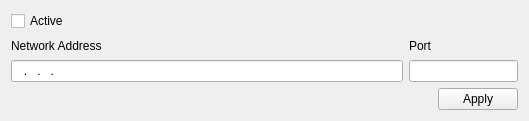
First picture: the form in forms/tcpipsettingswidget.ui, repository ed-chemnitz/qmodbus, before the edit.
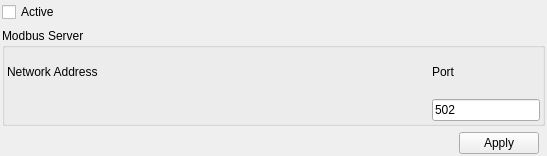
Second picture: the form after the edit. Custom widgets are drawn as their Qt base class.

Commit message: Redesigned Ip-Number Control Redesigned Port Control handling

```diff
--- a/forms/tcpipsettingswidget.ui
+++ b/forms/tcpipsettingswidget.ui
@@ -6,46 +6,110 @@
    <rect>
     <x>0</x>
     <y>0</y>
-    <width>529</width>
-    <height>121</height>
+    <width>547</width>
+    <height>156</height>
    </rect>
   </property>
   <property name="windowTitle">
    <string>Form</string>
   </property>
-  <layout class="QGridLayout" name="gridLayout">
-   <item row="0" column="0">
+  <layout class="QVBoxLayout" name="verticalLayout">
+   <property name="leftMargin">
+    <number>2</number>
+   </property>
+   <property name="topMargin">
+    <number>2</number>
+   </property>
+   <property name="rightMargin">
+    <number>2</number>
+   </property>
+   <property name="bottomMargin">
+    <number>2</number>
+   </property>
+   <item>
     <widget class="QCheckBox" name="cbEnabled">
      <property name="text">
       <string>Active</string>
      </property>
     </widget>
    </item>
-   <item row="1" column="0">
+   <item>
+    <widget class="QGroupBox" name="groupBox">
+     <property name="title">
+      <string>Modbus Server</string>
+     </property>
+     <layout class="QGridLayout" name="gridLayout">
+      <property name="leftMargin">
+       <number>2</number>
+      </property>
+      <property name="topMargin">
+       <number>2</number>
+      </property>
+      <property name="rightMargin">
+       <number>2</number>
+      </property>
+      <property name="bottomMargin">
+       <number>2</number>
+      </property>
+      <item row="0" column="0">
     <widget class="QLabel" name="label">
      <property name="text">
       <string>Network Address</string>
      </property>
     </widget>
    </item>
-   <item row="1" column="1">
+      <item row="0" column="1">
     <widget class="QLabel" name="label_2">
      <property name="text">
       <string>Port</string>
      </property>
     </widget>
    </item>
-   <item row="2" column="0">
-    <widget class="QLineEdit" name="edNetworkAddress">
-     <property name="inputMask">
-      <string>000.000.000.000; </string>
-     </property>
-    </widget>
-   </item>
-   <item row="2" column="1" colspan="2">
-    <widget class="QLineEdit" name="edPort"/>
-   </item>
-   <item row="3" column="2">
+      <item row="1" column="0">
+       <widget class="IPAddressCtrl" name="edNetworkAddress" native="true">
+        <property name="sizePolicy">
+         <sizepolicy hsizetype="Preferred" vsizetype="Preferred">
+          <horstretch>1</horstretch>
+          <verstretch>0</verstretch>
+         </sizepolicy>
+        </property>
+        <property name="minimumSize">
+         <size>
+          <width>260</width>
+          <height>0</height>
+         </size>
+        </property>
+       </widget>
+      </item>
+      <item row="1" column="1">
+       <widget class="QLineEdit" name="edPort">
+        <property name="text">
+         <string>502</string>
+        </property>
+       </widget>
+      </item>
+     </layout>
+    </widget>
+   </item>
+   <item>
+    <layout class="QHBoxLayout" name="horizontalLayout">
+     <property name="rightMargin">
+      <number>6</number>
+     </property>
+     <item>
+      <spacer name="horizontalSpacer">
+       <property name="orientation">
+        <enum>Qt::Horizontal</enum>
+       </property>
+       <property name="sizeHint" stdset="0">
+        <size>
+         <width>40</width>
+         <height>20</height>
+        </size>
+       </property>
+      </spacer>
+     </item>
+     <item>
     <widget class="QPushButton" name="btnApply">
      <property name="text">
       <string>Apply</string>
@@ -53,7 +117,17 @@
     </widget>
    </item>
   </layout>
+   </item>
+  </layout>
  </widget>
+ <customwidgets>
+  <customwidget>
+   <class>IPAddressCtrl</class>
+   <extends>QWidget</extends>
+   <header>ipaddressctrl.h</header>
+   <container>1</container>
+  </customwidget>
+ </customwidgets>
  <resources/>
  <connections/>
 </ui>
```
Lines whose indentation alone changed are shown as unchanged. The commit also changes 15 other files.
